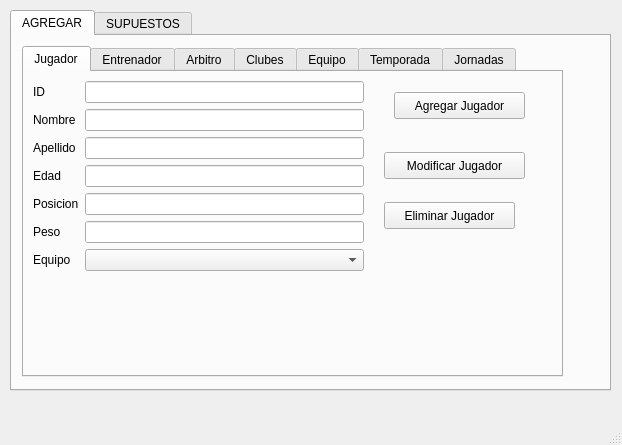
Old version of the form Quinielas.ui in the repository MarvinEstrada21/ProyectoTBDII.
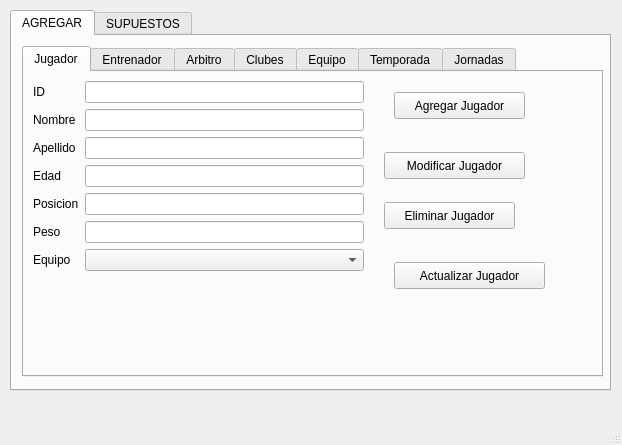
New version of the form. The open tabs and pages were chosen to show the change.

Commit message: Al fin dieron las comboboxes!

The edit to the form file:
```diff
--- a/Quinielas.ui
+++ b/Quinielas.ui
@@ -35,7 +35,7 @@
        <rect>
         <x>10</x>
         <y>10</y>
-        <width>541</width>
+        <width>581</width>
         <height>331</height>
        </rect>
       </property>
@@ -170,6 +170,19 @@
          <string>Modificar Jugador</string>
         </property>
        </widget>
+       <widget class="QPushButton" name="actualizarjugador">
+        <property name="geometry">
+         <rect>
+          <x>370</x>
+          <y>190</y>
+          <width>151</width>
+          <height>27</height>
+         </rect>
+        </property>
+        <property name="text">
+         <string>Actualizar Jugador</string>
+        </property>
+       </widget>
       </widget>
       <widget class="QWidget" name="Entrenador">
        <attribute name="title">
```
Left out of the diff: 32 changed lines with no effect on the pictures. The commit also changes 2 other files.
